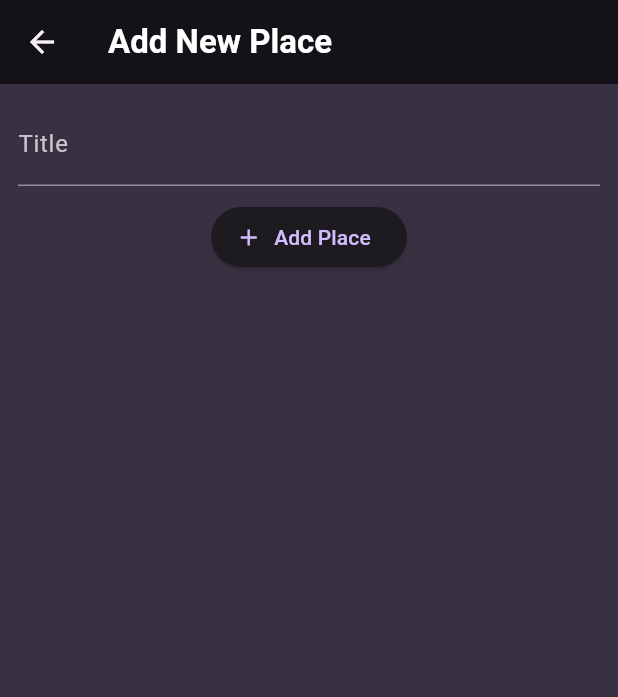
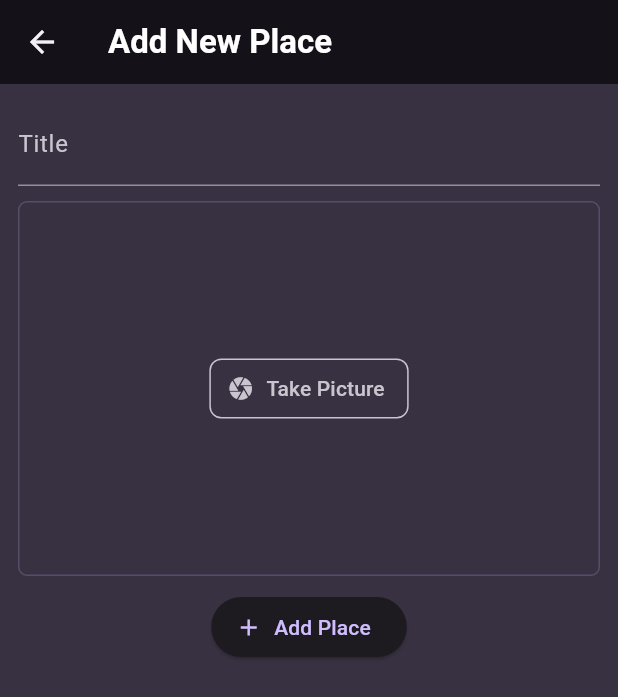
Before and after one commit to AyonMandal/FavoritePlaceApp, a Flutter app: the AddPlaceScreen screen opened directly, on a phone screen of 412 x 824 dp. Shown: the top 697 px of the screen. Run offline on Flutter 3.47's test engine with Material 3 defaults, Android fonts, the phone set to English and light mode, and no system bars; our stand-ins replace flutter_riverpod, google_fonts.

Commit message:
added Image Input box

```diff
--- a/lib/screens/add_place.dart
+++ b/lib/screens/add_place.dart
@@ -1,6 +1,7 @@
 import 'package:flutter/material.dart';
 import 'package:flutter_riverpod/flutter_riverpod.dart';
 import 'package:meals_app/providers/places_provider.dart';
+import 'package:meals_app/widgets/image_input.dart';
 
 class AddPlaceScreen extends ConsumerStatefulWidget {
   const AddPlaceScreen({super.key});
@@ -52,6 +53,10 @@ class _AddPlaceScreenState extends ConsumerState<AddPlaceScreen> {
             const SizedBox(
               height: 10,
             ),
+            ImageInput(),
+            const SizedBox(
+              height: 10,
+            ),
             ElevatedButton.icon(
               onPressed: _onSave,
               icon: const Icon(Icons.add),
--- /dev/null
+++ b/lib/widgets/image_input.dart
@@ -0,0 +1,49 @@
+import 'package:flutter/material.dart';
+
+class ImageInput extends StatefulWidget {
+  const ImageInput({super.key});
+
+  @override
+  State<ImageInput> createState() => _ImageInputState();
+}
+
+class _ImageInputState extends State<ImageInput> {
+  @override
+  Widget build(BuildContext context) {
+    return Container(
+      height: 250,
+      width: double.infinity,
+      alignment: Alignment.center,
+      decoration: BoxDecoration(
+        border: Border.all(
+          width: 1,
+          color: Theme.of(context).colorScheme.primary.withOpacity(0.2),
+        ),
+        borderRadius: BorderRadius.circular(6),
+      ),
+      child: TextButton.icon(
+        onPressed: null,
+        label: Text(
+          'Take Picture',
+          style:
+              TextStyle(color: Theme.of(context).colorScheme.onSurfaceVariant),
+        ),
+        icon: Icon(
+          Icons.camera,
+          color: Theme.of(context).colorScheme.onSurfaceVariant,
+        ),
+        style: ButtonStyle(
+          side: WidgetStatePropertyAll(
+            BorderSide(color: Theme.of(context).colorScheme.onSurfaceVariant),
+          ), // Outline color
+          shape: WidgetStatePropertyAll<RoundedRectangleBorder>(
+            RoundedRectangleBorder(
+              borderRadius:
+                  BorderRadius.circular(8.0), // Adjust border radius as needed
+            ),
+          ),
+        ),
+      ),
+    );
+  }
+}
```
